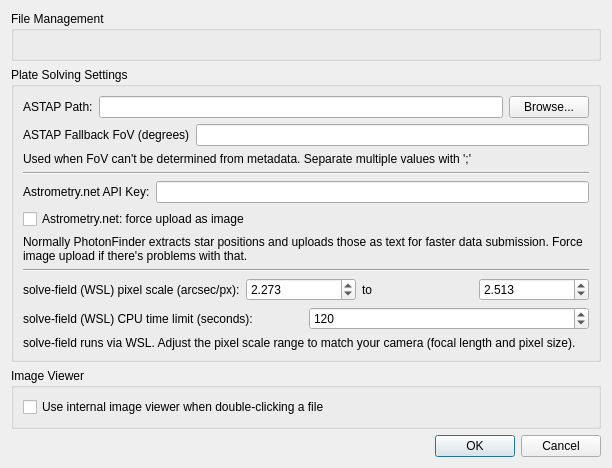
Before: the Qt Designer form photonfinder/ui/SettingsDialog.ui in bcolyn/PhotonFinder, drawn with Qt 5.
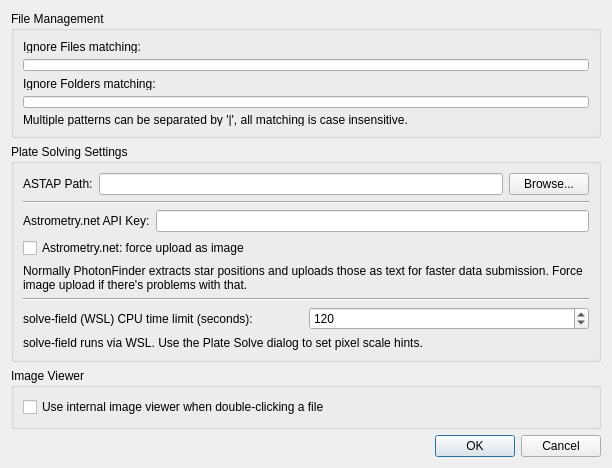
After: the same form once the commit is applied.

Commit message: Refactor plate solving to unified dialog with solver hints and backup fallback

The edit to the form file:
```diff
--- a/photonfinder/ui/SettingsDialog.ui
+++ b/photonfinder/ui/SettingsDialog.ui
@@ -87,37 +87,6 @@
         </item>
        </layout>
       </item>
-      <item>
-       <layout class="QHBoxLayout" name="horizontalLayout">
-        <property name="topMargin">
-         <number>0</number>
-        </property>
-        <item>
-         <widget class="QLabel" name="label_4">
-          <property name="text">
-           <string>ASTAP Fallback FoV (degrees)</string>
-          </property>
-         </widget>
-        </item>
-        <item>
-         <widget class="QLineEdit" name="astap_fov_edit">
-          <property name="sizePolicy">
-           <sizepolicy hsizetype="Minimum" vsizetype="Fixed">
-            <horstretch>1</horstretch>
-            <verstretch>0</verstretch>
-           </sizepolicy>
-          </property>
-         </widget>
-        </item>
-       </layout>
-      </item>
-      <item>
-       <widget class="QLabel" name="label_5">
-        <property name="text">
-         <string>Used when FoV can't be determined from metadata. Separate multiple values with ';'</string>
-        </property>
-       </widget>
-      </item>
       <item>
        <widget class="Line" name="line">
         <property name="orientation">
@@ -174,62 +143,6 @@
         </property>
        </widget>
       </item>
-      <item>
-       <layout class="QHBoxLayout" name="wsl_scale_layout">
-        <item>
-         <widget class="QLabel" name="wsl_scale_label">
-          <property name="text">
-           <string>solve-field (WSL) pixel scale (arcsec/px):</string>
-          </property>
-         </widget>
-        </item>
-        <item>
-         <widget class="QDoubleSpinBox" name="wsl_scale_low_spin">
-          <property name="toolTip">
-           <string>Lower bound of pixel scale range for solve-field</string>
-          </property>
-          <property name="decimals">
-           <number>3</number>
-          </property>
-          <property name="minimum">
-           <double>0.100000000000000</double>
-          </property>
-          <property name="maximum">
-           <double>100.000000000000000</double>
-          </property>
-          <property name="value">
-           <double>2.273</double>
-          </property>
-         </widget>
-        </item>
-        <item>
-         <widget class="QLabel" name="wsl_scale_to_label">
-          <property name="text">
-           <string>to</string>
-          </property>
-         </widget>
-        </item>
-        <item>
-         <widget class="QDoubleSpinBox" name="wsl_scale_high_spin">
-          <property name="toolTip">
-           <string>Upper bound of pixel scale range for solve-field</string>
-          </property>
-          <property name="decimals">
-           <number>3</number>
-          </property>
-          <property name="minimum">
-           <double>0.100000000000000</double>
-          </property>
-          <property name="maximum">
-           <double>100.000000000000000</double>
-          </property>
-          <property name="value">
-           <double>2.513</double>
-          </property>
-         </widget>
-        </item>
-       </layout>
-      </item>
       <item>
        <layout class="QHBoxLayout" name="wsl_timeout_layout">
         <item>
@@ -259,12 +172,12 @@
       </item>
       <item>
        <widget class="QLabel" name="wsl_hint_label">
-          <property name="text">
-           <string>solve-field runs via WSL. Adjust the pixel scale range to match your camera (focal length and pixel size).</string>
-          </property>
-          <property name="wordWrap">
-           <bool>true</bool>
-          </property>
+        <property name="text">
+         <string>solve-field runs via WSL. Use the Plate Solve dialog to set pixel scale hints.</string>
+        </property>
+        <property name="wordWrap">
+         <bool>true</bool>
+        </property>
        </widget>
       </item>
      </layout>
```
The commit also changes 10 other files.
